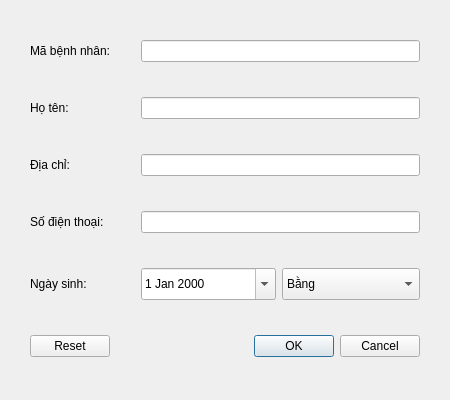
Old version of the form src/views/PatientFilteringView.ui in the repository Taylor3691/Hospital-Management-Project.
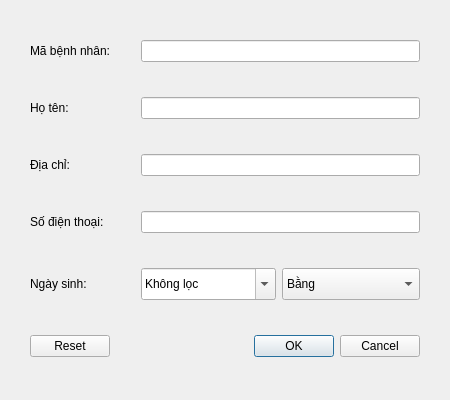
New version of the form. Icons and pictures are not drawn.

Commit message: fix(filtering_view): set default value for fields which filter by date to the ignored value (1/1/1900)

What changed in the file:
```diff
--- a/src/views/PatientFilteringView.ui
+++ b/src/views/PatientFilteringView.ui
@@ -2433,6 +2433,13 @@
        <property name="calendarPopup">
         <bool>true</bool>
        </property>
+       <property name="date">
+        <date>
+         <year>1900</year>
+         <month>1</month>
+         <day>1</day>
+        </date>
+       </property>
       </widget>
      </item>
      <item>
```
The commit also changes 1 other file.
